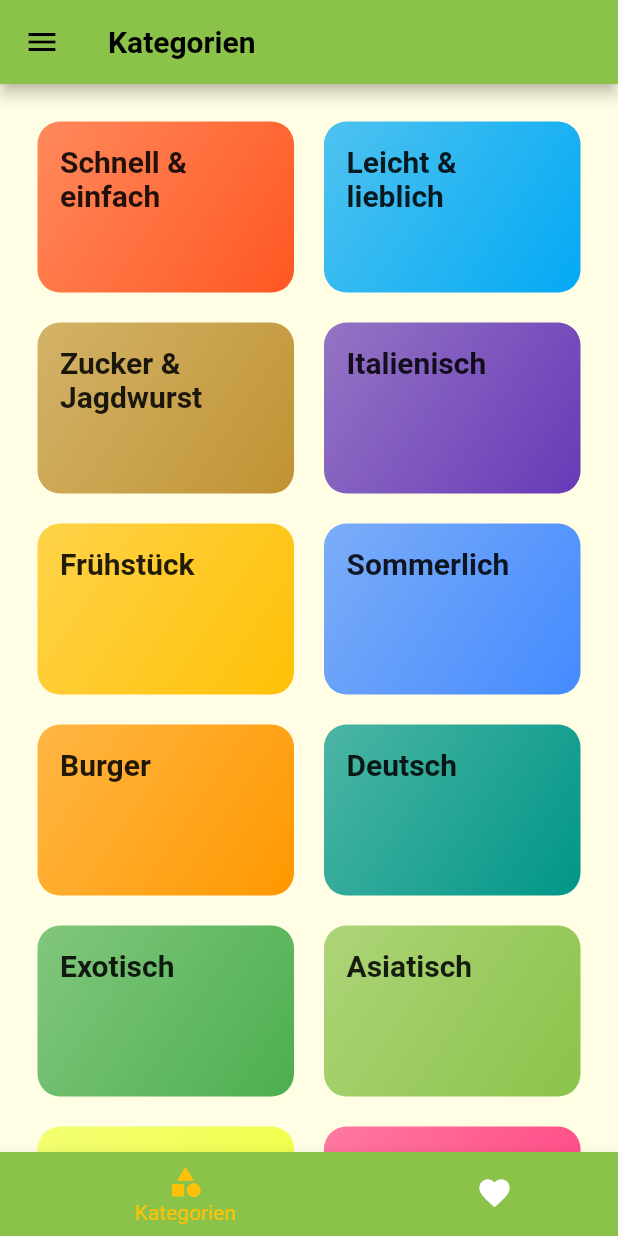
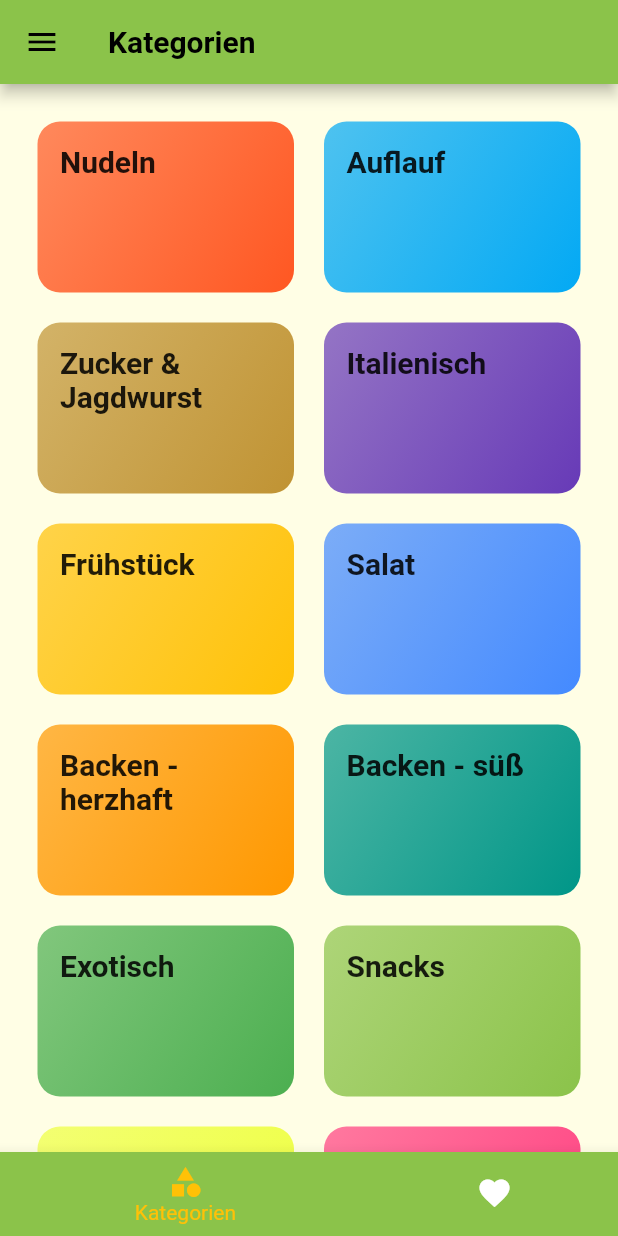
Before and after one commit to Flippchen/JaninasMeal-App, a Flutter app: the screen it shows after launch, after a tap on "Skip", after a tap on "Fertig", on a phone screen of 412 x 824 dp. Run offline on Flutter 3.47's test engine with Material 2 defaults, Android fonts, the phone set to English and light mode, and no system bars; our stand-ins replace google_fonts, image_picker, introduction_screen, material_design_icons_flutter, shared_preferences; missing offline and left inert: filesystem_picker; Roboto replaces fonts that are missing (Raleway, RobotoCondensed).

Commit message:
fixed typo in Favorites Screen, changed categories

```diff
--- a/lib/dummy_data.dart
+++ b/lib/dummy_data.dart
@@ -5,12 +5,12 @@ import 'package:meal_app_flutter/models/meal.dart';
 const DUMMY_CATEGORIES = [
   Category(
     id: 'c2',
-    title: 'Schnell & einfach',
+    title: 'Nudeln',
     color: Colors.deepOrange,
   ),
   Category(
     id: 'c5',
-    title: 'Leicht & lieblich',
+    title: 'Auflauf',
     color: Colors.lightBlue,
   ),
   Category(
@@ -30,17 +30,17 @@ const DUMMY_CATEGORIES = [
   ),
   Category(
     id: 'c10',
-    title: 'Sommerlich',
+    title: 'Salat',
     color: Colors.blueAccent,
   ),
   Category(
     id: 'c3',
-    title: 'Burger',
+    title: 'Backen - herzhaft',
     color: Colors.orange,
   ),
   Category(
     id: 'c4',
-    title: 'Deutsch',
+    title: 'Backen - süß',
     color: Colors.teal,
   ),
   Category(
@@ -50,7 +50,7 @@ const DUMMY_CATEGORIES = [
   ),
   Category(
     id: 'c8',
-    title: 'Asiatisch',
+    title: 'Snacks',
     color: Colors.lightGreen,
   ),
   Category(
@@ -60,7 +60,7 @@ const DUMMY_CATEGORIES = [
   ),
   Category(
     id: 'c13',
-    title: 'Experimentell',
+    title: 'Süßes',
     color: Colors.pinkAccent,
   ),
 ];
--- a/lib/screens/favourites_screen.dart
+++ b/lib/screens/favourites_screen.dart
@@ -39,7 +39,7 @@ class _FavouritesScreenState extends State<FavouritesScreen> {
         } else if (snapshot.hasData && snapshot.data.isEmpty) {
           return const Scaffold(
             body: Center(
-              child: Text('Favouriten'),
+              child: Text('Favoriten'),
             ),
           );
         } else {
--- a/pubspec.yaml
+++ b/pubspec.yaml
@@ -15,7 +15,7 @@ publish_to: 'none' # Remove this line if you wish to publish to pub.dev
 # In iOS, build-name is used as CFBundleShortVersionString while build-number used as CFBundleVersion.
 # Read more about iOS versioning at
 # https://developer.apple.com/library/archive/documentation/General/Reference/InfoPlistKeyReference/Articles/CoreFoundationKeys.html
-version: 1.5.0+7
+version: 1.7.1+11
 
 environment:
   sdk: ">=2.17.5 <3.0.0"
```
